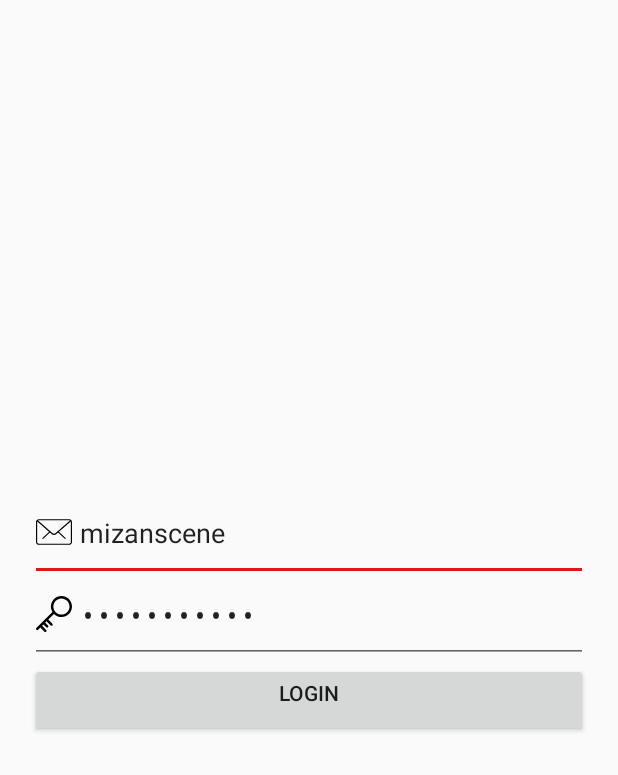
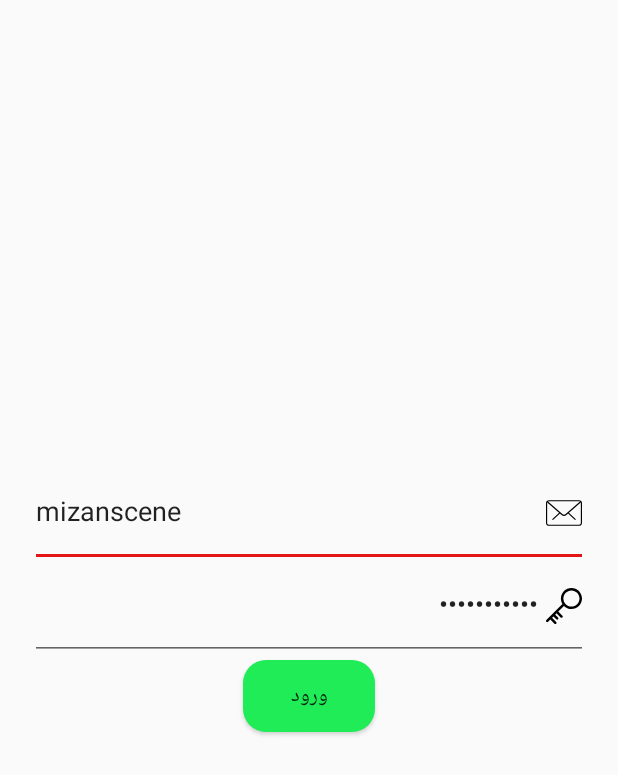
Before and after one commit to miznascene/Mizanscene_Android, an Android app: the LoginActivity screen opened directly, with no data from a screen before it, on a phone screen of 412 x 824 dp. Shown: the top 775 px of the screen. Run offline under Robolectric (Android 15) with nearby library versions, the phone set to English and light mode, and no system bars.

Commit message:
activity intro
set font TextView to Pages

```diff
--- /dev/null
+++ b/app/src/main/java/com/example/mizansen/CustomView/EditTextCustom.java
@@ -0,0 +1,21 @@
+package com.example.mizansen.CustomView;
+
+import android.content.Context;
+import android.util.AttributeSet;
+import androidx.appcompat.widget.AppCompatEditText;
+
+
+import com.example.mizansen.OtherClass.OtherMetod;
+
+public class EditTextCustom extends AppCompatEditText {
+
+
+    public EditTextCustom(Context context, AttributeSet attis) {
+        super(context, attis);
+        OtherMetod om = new OtherMetod();
+
+        this.setTypeface(om.SetFont(context, "IRANSans"));
+
+    }
+
+}
--- a/app/src/main/res/layout/activity_login.xml
+++ b/app/src/main/res/layout/activity_login.xml
@@ -10,36 +10,40 @@
         android:layout_height="wrap_content"
         android:padding="20dp"
         android:layoutDirection="ltr"
+        android:gravity="center_horizontal|center_vertical"
         android:orientation="vertical">
 
-        <EditText
+        <com.example.mizansen.CustomView.EditTextCustom
             android:id="@+id/activitylogin_username"
             android:layout_width="match_parent"
             android:layout_height="wrap_content"
             android:ems="10"
             android:paddingBottom="20dp"
-            android:hint="email"
-            android:drawableLeft="@drawable/ic_mail"
+            android:hint="ایمیل"
+            android:drawableRight="@drawable/ic_mail"
             android:drawablePadding="5dp"
             android:inputType="textEmailAddress" />
 
-        <EditText
+        <com.example.mizansen.CustomView.EditTextCustom
             android:id="@+id/activitylogin_password"
             android:layout_width="match_parent"
             android:layout_height="wrap_content"
             android:ems="10"
             android:paddingBottom="20dp"
-            android:hint="password"
-            android:drawableLeft="@drawable/ic_key"
+            android:hint="رمزعبور"
+            android:gravity="right"
+            android:drawableRight="@drawable/ic_key"
             android:drawablePadding="5dp"
             android:inputType="textPassword" />
 
         <Button
             android:id="@+id/activitylogin_login"
-            android:layout_width="match_parent"
+            android:layout_width="wrap_content"
             android:layout_height="wrap_content"
-            android:paddingBottom="20dp"
-            android:text="Login" />
+            android:layout_marginBottom="20dp"
+            android:gravity="center_horizontal|center_vertical"
+            android:background="@drawable/backgrund_button_green"
+            android:text="ورود" />
 
     </LinearLayout>
 </LinearLayout>
```
Also changed, not shown: app/src/main/java/com/example/mizansen/Activity/DotsActivity.java (added, +147 -0 lines), app/src/main/java/com/example/mizansen/Fragment/NumberFragment.java (added, +43 -0 lines), app/src/main/res/layout/number_fragment.xml (added, +13 -0 lines).
